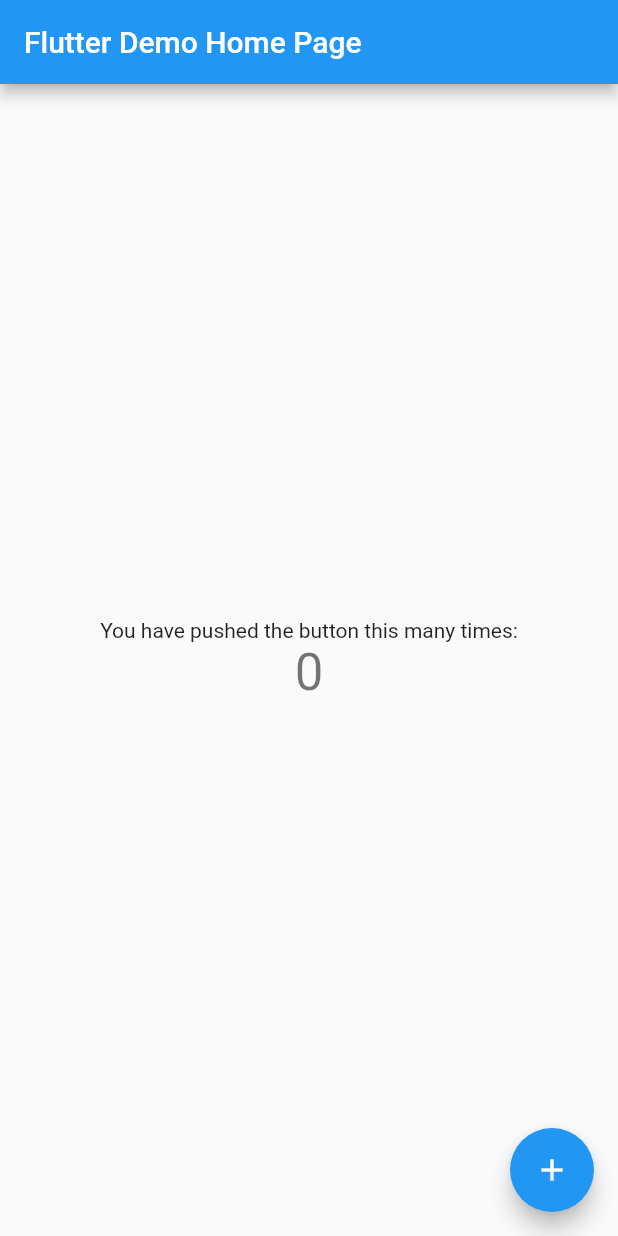
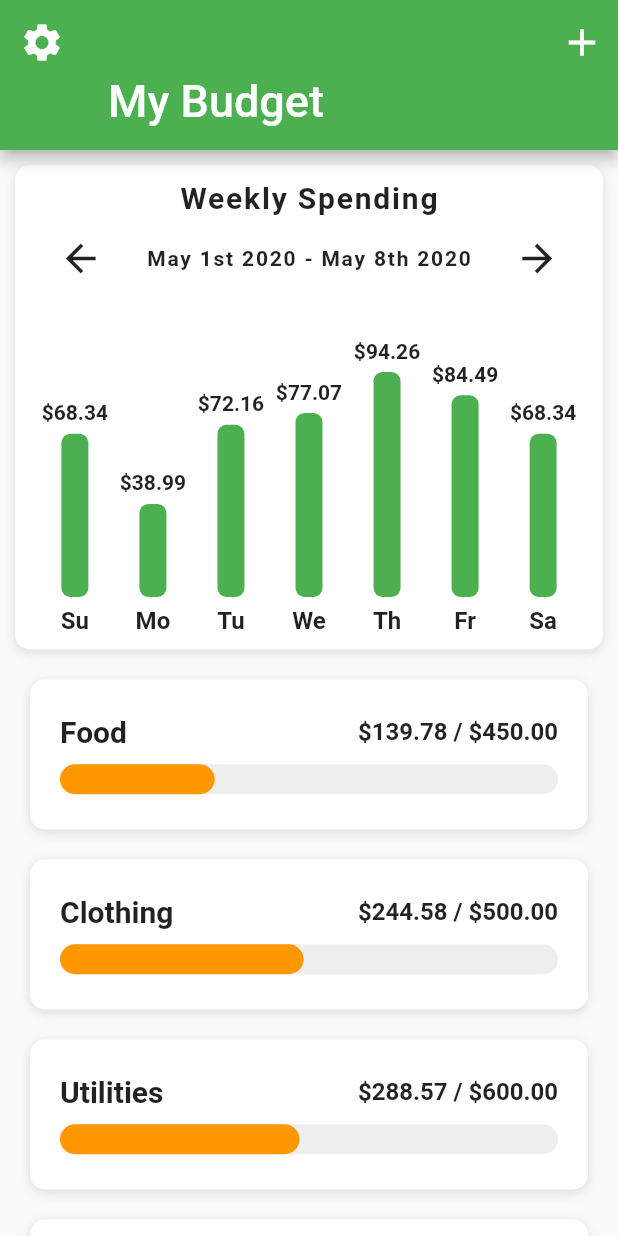
Before and after one commit to Mattds825/flutter_mobile_ui_budget_app, a Flutter app: the screen it shows after launch, on a phone screen of 412 x 824 dp. Run offline on Flutter 3.47's test engine with Material 2 defaults, Android fonts, the phone set to English and light mode, and no system bars.

Commit message:
flutter ui course budget app

```diff
--- a/lib/main.dart
+++ b/lib/main.dart
@@ -1,4 +1,5 @@
 import 'package:flutter/material.dart';
+import 'screens/home_screen.dart';
 
 void main() => runApp(MyApp());
 
@@ -7,96 +8,12 @@ class MyApp extends StatelessWidget {
   @override
   Widget build(BuildContext context) {
     return MaterialApp(
+      debugShowCheckedModeBanner: false,
       title: 'Flutter Demo',
       theme: ThemeData(
-        primarySwatch: Colors.blue,
+        primaryColor: Colors.green,
       ),
-      home: MyHomePage(title: 'Flutter Demo Home Page'),
+      home: HomeScreen(),
     );
   }
 }
-
-class MyHomePage extends StatefulWidget {
-  MyHomePage({Key key, this.title}) : super(key: key);
-
-  // This widget is the home page of your application. It is stateful, meaning
-  // that it has a State object (defined below) that contains fields that affect
-  // how it looks.
-
-  // This class is the configuration for the state. It holds the values (in this
-  // case the title) provided by the parent (in this case the App widget) and
-  // used by the build method of the State. Fields in a Widget subclass are
-  // always marked "final".
-
-  final String title;
-
-  @override
-  _MyHomePageState createState() => _MyHomePageState();
-}
-
-class _MyHomePageState extends State<MyHomePage> {
-  int _counter = 0;
-
-  void _incrementCounter() {
-    setState(() {
-      // This call to setState tells the Flutter framework that something has
-      // changed in this State, which causes it to rerun the build method below
-      // so that the display can reflect the updated values. If we changed
-      // _counter without calling setState(), then the build method would not be
-      // called again, and so nothing would appear to happen.
-      _counter++;
-    });
-  }
-
-  @override
-  Widget build(BuildContext context) {
-    // This method is rerun every time setState is called, for instance as done
-    // by the _incrementCounter method above.
-    //
-    // The Flutter framework has been optimized to make rerunning build methods
-    // fast, so that you can just rebuild anything that needs updating rather
-    // than having to individually change instances of widgets.
-    return Scaffold(
-      appBar: AppBar(
-        // Here we take the value from the MyHomePage object that was created by
-        // the App.build method, and use it to set our appbar title.
-        title: Text(widget.title),
-      ),
-      body: Center(
-        // Center is a layout widget. It takes a single child and positions it
-        // in the middle of the parent.
-        child: Column(
-          // Column is also a layout widget. It takes a list of children and
-          // arranges them vertically. By default, it sizes itself to fit its
-          // children horizontally, and tries to be as tall as its parent.
-          //
-          // Invoke "debug painting" (press "p" in the console, choose the
-          // "Toggle Debug Paint" action from the Flutter Inspector in Android
-          // Studio, or the "Toggle Debug Paint" command in Visual Studio Code)
-          // to see the wireframe for each widget.
-          //
-          // Column has various properties to control how it sizes itself and
-          // how it positions its children. Here we use mainAxisAlignment to
-          // center the children vertically; the main axis here is the vertical
-          // axis because Columns are vertical (the cross axis would be
-          // horizontal).
-          mainAxisAlignment: MainAxisAlignment.center,
-          children: <Widget>[
-            Text(
-              'You have pushed the button this many times:',
-            ),
-            Text(
-              '$_counter',
-              style: Theme.of(context).textTheme.display1,
-            ),
-          ],
-        ),
-      ),
-      floatingActionButton: FloatingActionButton(
-        onPressed: _incrementCounter,
-        tooltip: 'Increment',
-        child: Icon(Icons.add),
-      ), // This trailing comma makes auto-formatting nicer for build methods.
-    );
-  }
-}
--- /dev/null
+++ b/lib/screens/home_screen.dart
@@ -0,0 +1,79 @@
+import 'package:flutter/material.dart';
+import 'package:flutter_budget_ui/widgets/bar_chart.dart';
+import 'package:flutter_budget_ui/widgets/category_box.dart';
+
+import '../data/data.dart';
+import '../data/data.dart';
+import '../data/data.dart';
+import '../models/category_model.dart';
+import '../models/expense_model.dart';
+
+class HomeScreen extends StatefulWidget {
+  HomeScreen({Key key}) : super(key: key);
+
+  @override
+  _HomeScreenState createState() => _HomeScreenState();
+}
+
+class _HomeScreenState extends State<HomeScreen> {
+  @override
+  Widget build(BuildContext context) {
+    return Scaffold(
+      body: CustomScrollView(
+        physics: BouncingScrollPhysics(),
+        slivers: <Widget>[
+          SliverAppBar(
+            forceElevated: true,
+            floating: true,
+            expandedHeight: 100.0,
+            leading: IconButton(
+              icon: Icon(Icons.settings),
+              iconSize: 30.0,
+              onPressed: () {},
+            ),
+            flexibleSpace: FlexibleSpaceBar(
+              title: Text('My Budget'),
+            ),
+            actions: [
+              IconButton(
+                icon: Icon(Icons.add),
+                iconSize: 30.0,
+                onPressed: () {},
+              ),
+            ],
+          ),
+          SliverList(
+            delegate: SliverChildBuilderDelegate(
+              (BuildContext context, int index) {
+                if (index == 0) {
+                  return Container(
+                    margin: EdgeInsets.all(10.0),
+                    decoration: BoxDecoration(
+                        color: Colors.white,
+                        boxShadow: [
+                          BoxShadow(
+                            color: Colors.black12,
+                            offset: Offset(0, 2),
+                            blurRadius: 6.0,
+                          ),
+                        ],
+                        borderRadius: BorderRadius.circular(10.0)),
+                    child: BarChart(weeklySpending),
+                  );
+                } else {
+                  final Category category = categories[index-1];
+                  double totalAmountSpent = 0;
+                  category.expenses.forEach((Expense expense) {
+                    totalAmountSpent += expense.cost;
+                  });
+                  return CategoryBox(category: category, totalAmountSpent: totalAmountSpent);
+                }
+              },
+              childCount: 1 + categories.length,
+            ),
+          ),
+        ],
+      ),
+    );
+  }
+}
--- /dev/null
+++ b/lib/widgets/bar.dart
@@ -0,0 +1,43 @@
+import 'package:flutter/material.dart';
+
+class Bar extends StatelessWidget {
+  final String label;
+  final double amountSpent;
+  final double mostExpensive;
+
+  Bar({this.label, this.amountSpent, this.mostExpensive});
+
+  final double _maxBarHeight = 150.0;
+
+  @override
+  Widget build(BuildContext context) {
+    final barHeight = amountSpent / mostExpensive * _maxBarHeight;
+    return Column(
+      children: [
+        Text(
+          '\$${amountSpent.toStringAsFixed(2)}',
+          style: TextStyle(
+            fontWeight: FontWeight.w600,
+          ),
+        ),
+        SizedBox(height: 6.0),
+        Container(
+          height: barHeight,
+          width: 18.0,
+          decoration: BoxDecoration(
+            color: Theme.of(context).primaryColor,
+            borderRadius: BorderRadius.circular(6.0),
+          ),
+        ),
+        SizedBox(height: 6.0),
+        Text(
+          '$label',
+          style: TextStyle(
+            fontSize: 16.0,
+            fontWeight: FontWeight.w600,
+          ),
+        ),
+      ],
+    );
+  }
+}
--- /dev/null
+++ b/lib/widgets/bar_chart.dart
@@ -0,0 +1,103 @@
+import 'package:flutter/material.dart';
+import 'package:flutter_budget_ui/widgets/bar.dart';
+
+class BarChart extends StatelessWidget {
+  final List<double> expenses;
+  BarChart(this.expenses);
+
+  @override
+  Widget build(BuildContext context) {
+    double _mostExpensive = 0;
+    expenses.forEach((double price) {
+      if (price > _mostExpensive) {
+        _mostExpensive = price;
+      }
+    });
+    return Padding(
+      padding: const EdgeInsets.all(10.0),
+      child: Column(
+        children: [
+          Text(
+            'Weekly Spending',
+            style: TextStyle(
+              fontSize: 20.0,
+              fontWeight: FontWeight.bold,
+              letterSpacing: 1.2,
+            ),
+          ),
+          SizedBox(
+            height: 5.0,
+          ),
+          Row(
+            mainAxisAlignment: MainAxisAlignment.spaceAround,
+            children: [
+              IconButton(
+                icon: Icon(Icons.arrow_back),
+                iconSize: 30.0,
+                onPressed: () {},
+              ),
+              Text(
+                'May 1st 2020 - May 8th 2020',
+                style: TextStyle(
+                  fontSize: 14.0,
+                  fontWeight: FontWeight.w600,
+                  letterSpacing: 1.2,
+                ),
+                overflow: TextOverflow.ellipsis,
+              ),
+              IconButton(
+                icon: Icon(Icons.arrow_forward),
+                iconSize: 30.0,
+                onPressed: () {},
+              ),
+            ],
+          ),
+          SizedBox(
+            height: 30.0,
+          ),
+          Row(
+            mainAxisAlignment: MainAxisAlignment.spaceEvenly,
+            crossAxisAlignment: CrossAxisAlignment.end,
+            children: [
+              Bar(
+                label: 'Su',
+                amountSpent: expenses[0],
+                mostExpensive: _mostExpensive,
+              ),
+              Bar(
+                label: 'Mo',
+                amountSpent: expenses[1],
+                mostExpensive: _mostExpensive,
+              ),
+              Bar(
+                label: 'Tu',
+                amountSpent: expenses[2],
+                mostExpensive: _mostExpensive,
+              ),
+              Bar(
+                label: 'We',
+                amountSpent: expenses[3],
+                mostExpensive: _mostExpensive,
+              ),
+              Bar(
+                label: 'Th',
+                amountSpent: expenses[4],
+                mostExpensive: _mostExpensive,
+              ),
+              Bar(
+                label: 'Fr',
+                amountSpent: expenses[5],
+                mostExpensive: _mostExpensive,
+              ),
+              Bar(
+                label: 'Sa',
+                amountSpent: expenses[0],
+                mostExpensive: _mostExpensive,
+              ),
+            ],
+          ),
+        ],
+      ),
+    );
+  }
+}
--- /dev/null
+++ b/lib/widgets/category_box.dart
@@ -0,0 +1,105 @@
+import 'package:flutter/material.dart';
+import 'package:flutter_budget_ui/screens/category_screen.dart';
+
+import '../models/category_model.dart';
+
+class CategoryBox extends StatelessWidget {
+  final Category category;
+  final double totalAmountSpent;
+
+  CategoryBox({this.category, this.totalAmountSpent});
+
+  @override
+  Widget build(BuildContext context) {
+    return GestureDetector(
+      onTap: () {
+        Navigator.push(context, MaterialPageRoute(builder: (_) {
+          return CategoryScreen(category: category);
+        }));
+      },
+      child: Container(
+        margin: EdgeInsets.symmetric(horizontal: 20.0, vertical: 10.0),
+        padding: EdgeInsets.all(20.0),
+        height: 100.0,
+        width: double.infinity,
+        decoration: BoxDecoration(
+          color: Colors.white,
+          borderRadius: BorderRadius.circular(10.0),
+          boxShadow: [
+            BoxShadow(
+                color: Colors.black12, offset: Offset(0, 2), blurRadius: 6.0),
+          ],
+        ),
+        child: Column(
+          mainAxisAlignment: MainAxisAlignment.center,
+          children: [
+            Row(
+              mainAxisAlignment: MainAxisAlignment.spaceBetween,
+              children: [
+                Text(
+                  category.name,
+                  style: TextStyle(
+                    fontSize: 20.0,
+                    fontWeight: FontWeight.w600,
+                  ),
+                ),
+                Text(
+                  '\$${(category.maxAmount - totalAmountSpent).toStringAsFixed(2)} / \$${category.maxAmount.toStringAsFixed(2)}',
+                  style: TextStyle(
+                    fontSize: 16.0,
+                    fontWeight: FontWeight.w600,
+                  ),
+                ),
+              ],
+            ),
+            SizedBox(
+              height: 10.0,
+            ),
+            LayoutBuilder(
+              builder: (BuildContext context, BoxConstraints constraints) {
+                final double maxBarWidth = constraints.maxWidth;
+                final double percent = (category.maxAmount - totalAmountSpent) /
+                    category.maxAmount;
+                double barWidth = percent * maxBarWidth;
+
+                if (barWidth < 0) {
+                  barWidth = 0;
+                }
+
+                return Stack(
+                  children: [
+                    Container(
+                      height: 20.0,
+                      decoration: BoxDecoration(
+                        color: Colors.grey[200],
+                        borderRadius: BorderRadius.circular(15.0),
+                      ),
+                    ),
+                    Container(
+                      height: 20.0,
+                      width: barWidth,
+                      decoration: BoxDecoration(
+                        color: _getColor(context, percent),
+                        borderRadius: BorderRadius.circular(15.0),
+                      ),
+                    ),
+                  ],
+                );
+              },
+            ),
+          ],
+        ),
+      ),
+    );
+  }
+
+  _getColor(BuildContext context, double percent) {
+    if (percent >= 0.50) {
+      return Theme.of(context).primaryColor;
+    } else if (percent >= 0.25) {
+      return Colors.orange;
+    } else {
+      return Colors.red;
+    }
+  }
+}
```
Also changed, not shown: lib/screens/category_screen.dart (added, +131 -0 lines), lib/widgets/radial_painter.dart (added, +47 -0 lines), 1 other file.
